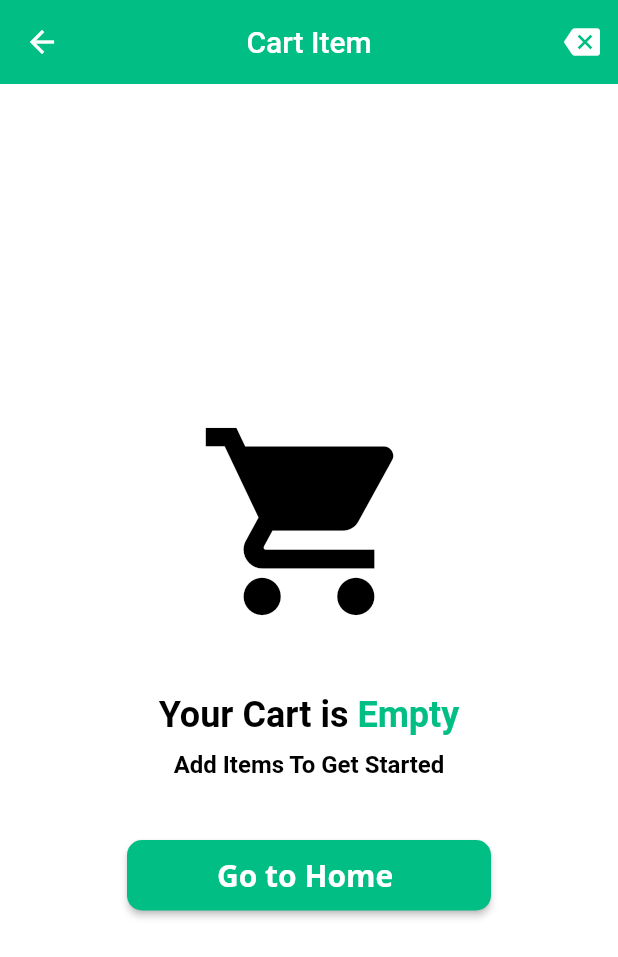
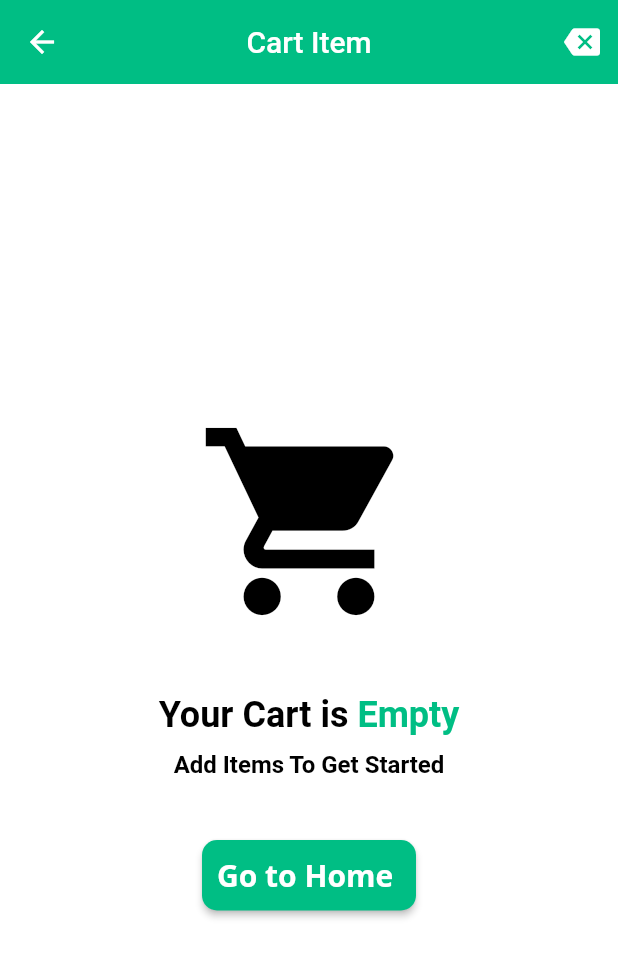
Before and after one commit to majdideveloper/flutter_ecommerce_getx, a Flutter app: the CartScreen screen opened by its route, on a phone screen of 412 x 824 dp. Shown: the top 957 px of the screen. Run offline on Flutter 3.47's test engine with Material 2 defaults, Android fonts, the phone set to English and light mode, and no system bars; our stand-ins replace badges, carousel_slider, firebase_auth, firebase_core, flutter_rating_bar, get and 5 more; missing offline and left inert: flutter_facebook_auth; accounts and stored records are empty; network calls fail.

Commit message:
retouch desgin

```diff
--- a/lib/models/product_model.dart
+++ b/lib/models/product_model.dart
@@ -87,7 +87,7 @@ class EnumValues<T> {
 
   Map<T, String>? get reverse {
     if (reverseMap == null) {
-      reverseMap ??= map!.map((k, v) => new MapEntry(v, k));
+      reverseMap ??= map!.map((k, v) => MapEntry(v, k));
     }
     return reverseMap;
   }
--- a/lib/views/screens/auth/forget_password_screen.dart
+++ b/lib/views/screens/auth/forget_password_screen.dart
@@ -92,6 +92,7 @@ class ForgetPasswordScreen extends StatelessWidget {
                 ),
                 GetBuilder<AuthController>(builder: (_) {
                   return AuthButton(
+                      horizontalPadding: 50,
                       text: 'send'.toUpperCase(),
                       onPressed: () {
                         if (keyForm.currentState!.validate()) {
--- a/lib/views/screens/auth/login_screen.dart
+++ b/lib/views/screens/auth/login_screen.dart
@@ -37,7 +37,7 @@ class LoginScreen extends StatelessWidget {
                 padding: const EdgeInsets.only(
                   left: 25.0,
                   right: 25.0,
-                  top: 40.0,
+                  top: 20.0,
                 ),
                 child: Form(
                   key: keyForm,
@@ -155,6 +155,7 @@ class LoginScreen extends StatelessWidget {
                       ),
                       GetBuilder<AuthController>(builder: (_) {
                         return AuthButton(
+                          horizontalPadding: 50,
                           text: 'log in'.toUpperCase(),
                           onPressed: () {
                             if (keyForm.currentState!.validate()) {
--- a/lib/views/screens/auth/signup_screen.dart
+++ b/lib/views/screens/auth/signup_screen.dart
@@ -40,7 +40,7 @@ class SignUpScreen extends StatelessWidget {
                   padding: const EdgeInsets.only(
                     left: 25.0,
                     right: 25.0,
-                    top: 40.0,
+                    top: 20.0,
                   ),
                   child: Form(
                     key: keyForm,
@@ -173,6 +173,7 @@ class SignUpScreen extends StatelessWidget {
                         ),
                         GetBuilder<AuthController>(builder: (_) {
                           return AuthButton(
+                            horizontalPadding: 50,
                             text: 'sign up'.toUpperCase(),
                             onPressed: () {
                               if (controller.isChekBox == false) {
--- a/lib/views/screens/cart_screen.dart
+++ b/lib/views/screens/cart_screen.dart
@@ -1,5 +1,6 @@
 import 'package:flutter/material.dart';
 import 'package:flutter_ecommerce_getx/logic/controllers/cart_controller.dart';
+import 'package:flutter_ecommerce_getx/utils/config.dart';
 import 'package:get/get.dart';
 
 import '../../routes/routes.dart';
@@ -54,12 +55,12 @@ class CartScreen extends StatelessWidget {
           ),
           body: Obx(
             () => controller.productsMapCart.isEmpty
-                ? EmptyCard()
+                ? const EmptyCard()
                 : SingleChildScrollView(
                     child: Column(
                       children: [
                         SizedBox(
-                          height: 600,
+                          height: SizeConfig.screenHeight / 1.3,
                           child: ListView.separated(
                               itemBuilder: ((context, index) {
                                 return CartProductCard(
@@ -75,14 +76,11 @@ class CartScreen extends StatelessWidget {
                               }),
                               itemCount: controller.productsMapCart.length),
                         ),
-                        Padding(
-                          padding: EdgeInsets.only(bottom: 30),
-                          child: CartTotal(
-                            textButton: 'Check Out',
-                            text: 'Total',
-                            total: double.parse(controller.total),
-                            onPressedButton: () {},
-                          ),
+                        CartTotal(
+                          textButton: 'Check Out',
+                          text: 'Total',
+                          total: double.parse(controller.total),
+                          onPressedButton: () {},
                         ),
                       ],
                     ),
--- a/lib/views/screens/welcome_screen.dart
+++ b/lib/views/screens/welcome_screen.dart
@@ -86,6 +86,7 @@ class WelcomeScreen extends StatelessWidget {
                   Column(
                     children: [
                       AuthButton(
+                        horizontalPadding: 50,
                         text: 'Get start'.toUpperCase(),
                         onPressed: () {
                           Get.offNamed(Routes.loginScreen);
--- a/lib/views/widgets/auth/auth_button.dart
+++ b/lib/views/widgets/auth/auth_button.dart
@@ -4,10 +4,12 @@ import 'package:flutter_ecommerce_getx/views/widgets/widgets.dart';
 
 class AuthButton extends StatelessWidget {
   final String text;
+  double horizontalPadding;
   double? fontSize;
   void Function()? onPressed;
   AuthButton({
     Key? key,
+    this.horizontalPadding = 10,
     required this.text,
     required this.onPressed,
     this.fontSize = 35.0,
@@ -21,8 +23,8 @@ class AuthButton extends StatelessWidget {
           shape: RoundedRectangleBorder(
             borderRadius: BorderRadius.circular(10.0),
           ),
-          padding: const EdgeInsets.symmetric(
-            horizontal: 60.0,
+          padding: EdgeInsets.symmetric(
+            horizontal: horizontalPadding,
             vertical: 10.0,
           )),
       onPressed: onPressed,
--- a/lib/views/widgets/card/cart_total.dart
+++ b/lib/views/widgets/card/cart_total.dart
@@ -19,7 +19,7 @@ class CartTotal extends StatelessWidget {
   @override
   Widget build(BuildContext context) {
     return Container(
-      padding: const EdgeInsets.all(25),
+      padding: const EdgeInsets.symmetric(horizontal: 10, vertical: 10),
       child: Row(
         mainAxisAlignment: MainAxisAlignment.spaceAround,
         crossAxisAlignment: CrossAxisAlignment.start,
--- a/lib/views/widgets/home/card_item.dart
+++ b/lib/views/widgets/home/card_item.dart
@@ -26,7 +26,7 @@ class CardItem extends StatelessWidget {
         return Expanded(
           child: GridView.builder(
             gridDelegate: const SliverGridDelegateWithMaxCrossAxisExtent(
-              childAspectRatio: 0.8,
+              childAspectRatio: 0.6,
               mainAxisSpacing: 9.0,
               crossAxisSpacing: 6.0,
               maxCrossAxisExtent: 200,
@@ -122,7 +122,7 @@ class CardItem extends StatelessWidget {
               ),
               Container(
                 width: double.infinity,
-                height: 150,
+                height: 200,
                 decoration: BoxDecoration(
                   borderRadius: BorderRadius.circular(15),
                   color: Colors.white,
```
